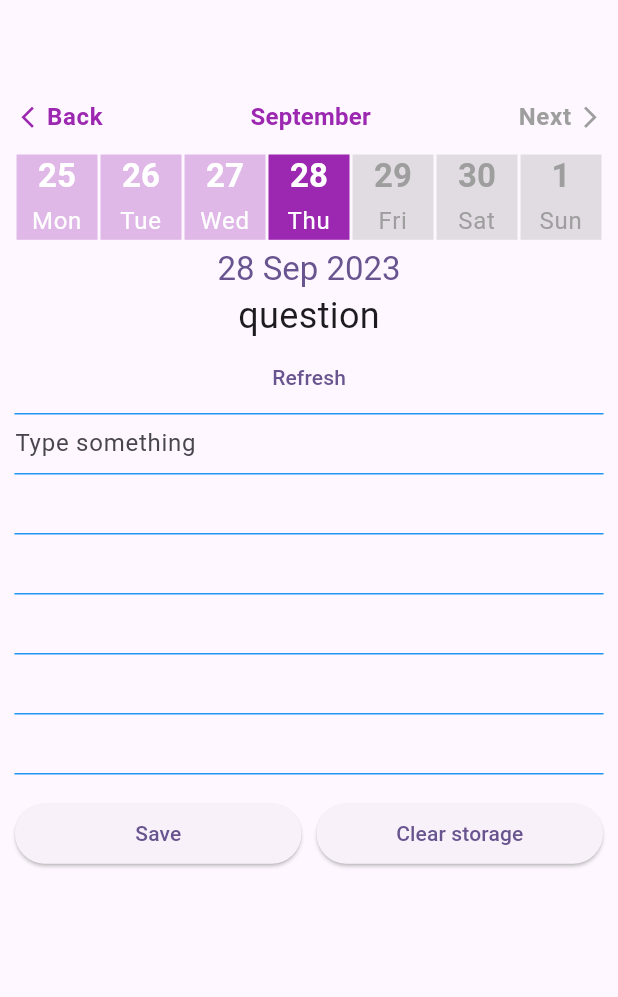
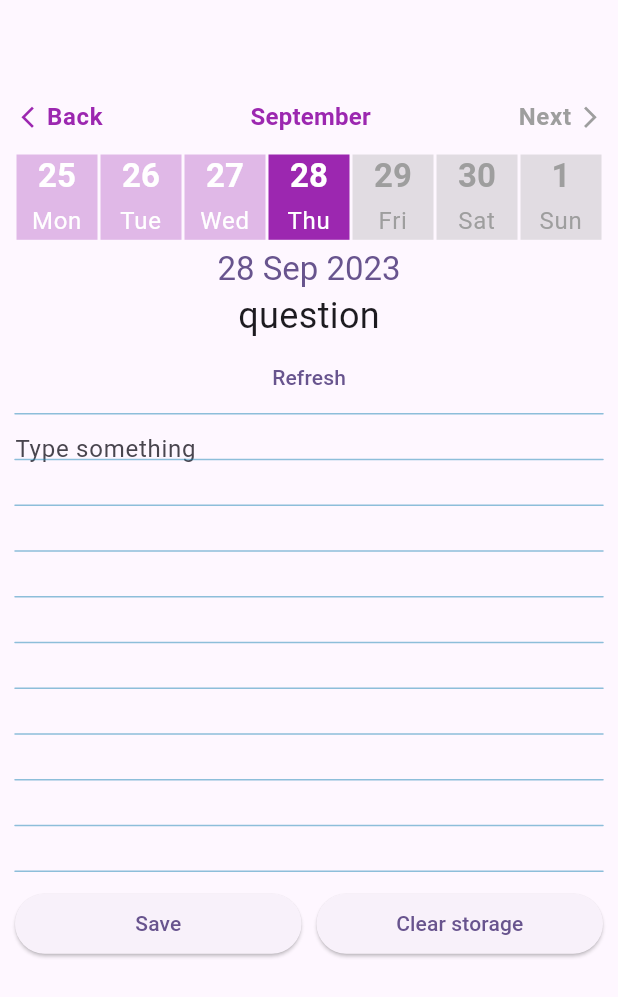
Before and after one commit to sanchitgulati/my-dutch-dairy, a Flutter app: the Calendar screen opened by its route, after a tap on "Save", on a phone screen of 412 x 824 dp. Shown: the top 997 px of the screen. Run offline on Flutter 3.47's test engine with Material 2 defaults, Android fonts, the phone set to English and light mode, and no system bars; drawn by our look-alikes of carousel_slider; our stand-ins replace local_auth, localstorage, logger.

Commit message:
checkpoint, conference call.

```diff
--- a/lib/calendar.dart
+++ b/lib/calendar.dart
@@ -12,10 +12,10 @@ class Calendar extends StatelessWidget {
   @override
   Widget build(BuildContext context) {
     Widget textSection =
-        Question(q: context.watch<DataStore>().selectedQuestion);
+        Question(q: context.read<DataStore>().selectedQuestion);
 
     Widget dd = DdTextField(
-      text: context.watch<DataStore>().textFieldValue,
+      text: context.read<DataStore>().textFieldValue,
       onChanged: context.read<DataStore>().updateTextField,
     );
 
@@ -70,7 +70,7 @@ class Calendar extends StatelessWidget {
                   activeNavigatorColor: Colors.purple,
                   inactiveNavigatorColor: Colors.grey,
                   monthColor: Colors.purple,
-                  onDateChange: context.read<DataStore>().onDateChange),
+                  onDateChange: context.watch<DataStore>().onDateChange),
               Expanded(
                 child: listView,
               )
--- a/lib/data_store.dart
+++ b/lib/data_store.dart
@@ -3,11 +3,8 @@ import 'package:flutter/material.dart';
 import 'package:intl/intl.dart';
 import 'package:localstorage/localstorage.dart';
 import 'dart:math';
-import 'package:provider/provider.dart';
-import 'journal_entry.dart';
 import 'dart:convert';
 import 'package:flutter/services.dart' show rootBundle;
-import 'dart:math';
 
 class DataStore extends ChangeNotifier {
   var selectedDate = DateTime.now();
@@ -18,7 +15,6 @@ class DataStore extends ChangeNotifier {
   QnA selectedQuestion = QnA(question: "question", words: []);
 
   final LocalStorage storage = LocalStorage('some_key');
-  JournalEntry item = JournalEntry(questionId: 1, text: '');
 
   DataStore() {
     init();
@@ -49,7 +45,7 @@ class DataStore extends ChangeNotifier {
   }
 
   void addItem() {
-    item.text = textFieldValue;
+    selectedQuestion.text = textFieldValue;
     _saveToStorage();
     notifyListeners();
   }
@@ -68,14 +64,9 @@ class DataStore extends ChangeNotifier {
     }
   }
 
-  void _pickQ(int id) {
-    if (qnaList.isNotEmpty) {
-      final newQnAIndex = id;
-      var question = qnaList[newQnAIndex].question;
-      var words = qnaList[newQnAIndex].words;
-      selectedQuestion = QnA(question: question, words: words);
-      notifyListeners();
-    }
+  void _pickQ(QnA q) {
+    selectedQuestion = q;
+    notifyListeners();
   }
 
   List<MapEntry<String, String>> parseKeyValuePairs(String input) {
@@ -108,15 +99,16 @@ class DataStore extends ChangeNotifier {
   }
 
   void _saveToStorage() {
-    storage.setItem(
-        DateFormat('dd_MMM_yyyy').format(selectedDate), item.toJSONEncodable());
+    storage.setItem(DateFormat('dd_MMM_yyyy').format(selectedDate),
+        selectedQuestion.toJSONEncodable());
   }
 
   void getState() {
     var storedData =
         storage.getItem(DateFormat('dd_MMM_yyyy').format(selectedDate));
     if (storedData != null) {
-      _pickQ(storedData['questionId']);
+      print(storedData);
+      _pickQ(storedData);
     } else {
       _pickRandomQnA();
     }
@@ -129,7 +121,6 @@ class DataStore extends ChangeNotifier {
   }
 
   void onQuestionChange(int id) {
-    item.questionId = id;
     _saveToStorage();
     notifyListeners();
   }
--- a/lib/dd_text_field.dart
+++ b/lib/dd_text_field.dart
@@ -52,6 +52,10 @@ class _DdTextFieldState extends State<DdTextField> {
         onChanged: (newValue) {
           widget.onChanged(newValue); // Notify the parent of changes
         },
+        style: const TextStyle(
+          fontSize: 16.0, // Adjust the font size as needed
+          height: 1.9, // Adjust the line height (line spacing) as needed
+        ),
         decoration: const InputDecoration(
           border: InputBorder.none,
           hintText: 'Type something', // Shown when the field is empty
@@ -66,11 +70,11 @@ class PagePainter extends CustomPainter {
   @override
   void paint(Canvas canvas, Size size) {
     final paint = Paint()
-      ..color = Colors.blue
+      ..color = const Color.fromARGB(128, 29, 133, 181)
       ..strokeWidth = 1
       ..strokeCap = StrokeCap.round;
 
-    for (var x = 0.0; x <= size.height; x += 40) {
+    for (var x = 0.0; x <= size.height; x += 30.5) {
       canvas.drawLine(
         Offset(0, x),
         Offset(size.width, x),
--- a/lib/journal_entry.dart
+++ /dev/null
@@ -1,15 +0,0 @@
-class JournalEntry {
-  int questionId;
-  String text;
-
-  JournalEntry({required this.questionId, required this.text});
-
-  toJSONEncodable() {
-    Map<String, dynamic> m = Map();
-
-    m['text'] = text;
-    m['question'] = questionId;
-
-    return m;
-  }
-}
--- a/lib/question_entity.dart
+++ b/lib/question_entity.dart
@@ -1,5 +1,19 @@
 class QnA {
   final String question;
   final List<MapEntry<String, String>> words;
+  String text = '';
+
   QnA({required this.question, required this.words});
+
+  toJSONEncodable() {
+    Map<String, dynamic> m = Map();
+
+    m['text'] = text;
+    m['question'] = question;
+    m['words'] = words;
+    for (final entry in words) {
+      m['words'] = entry.key;
+    }
+    return m;
+  }
 }
```
